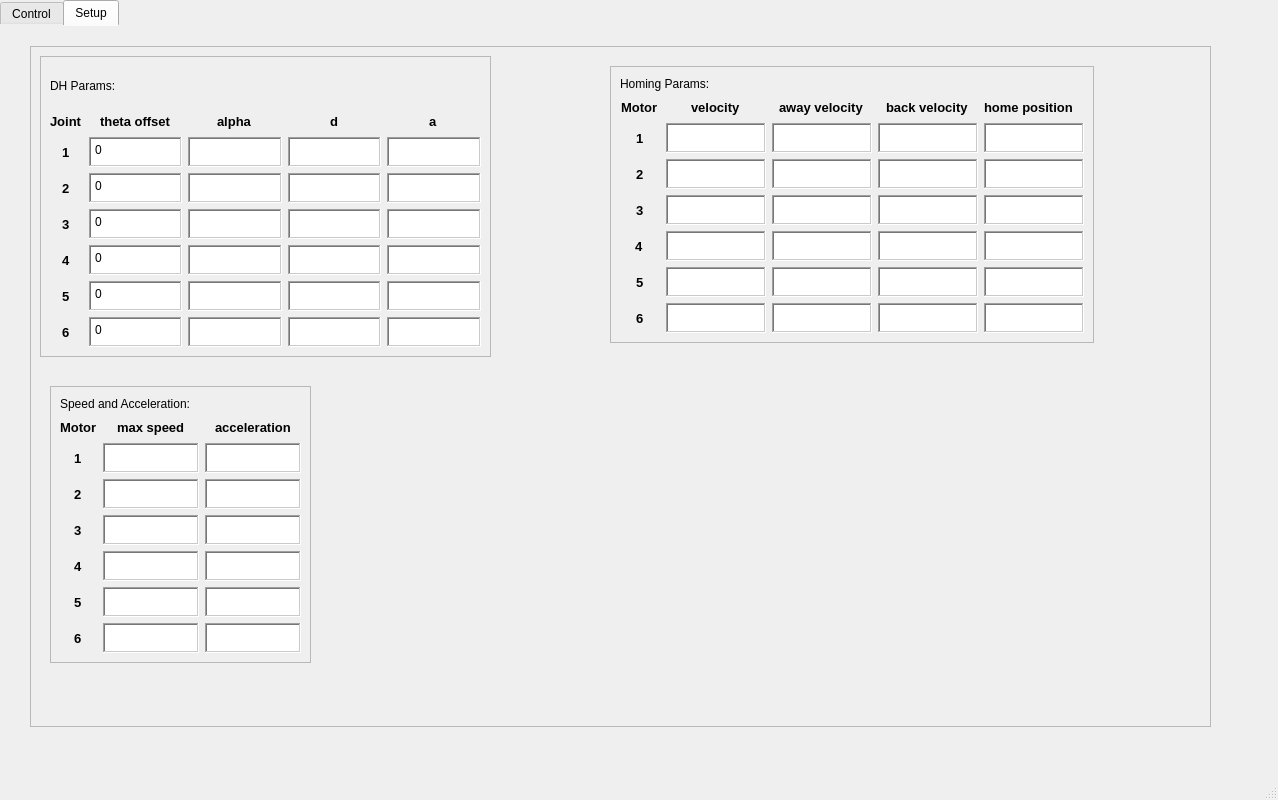
This is frontend/app/ui/main_window.ui in maxitech/ms6_r as Qt 5 draws it before an edit. The edited form follows.
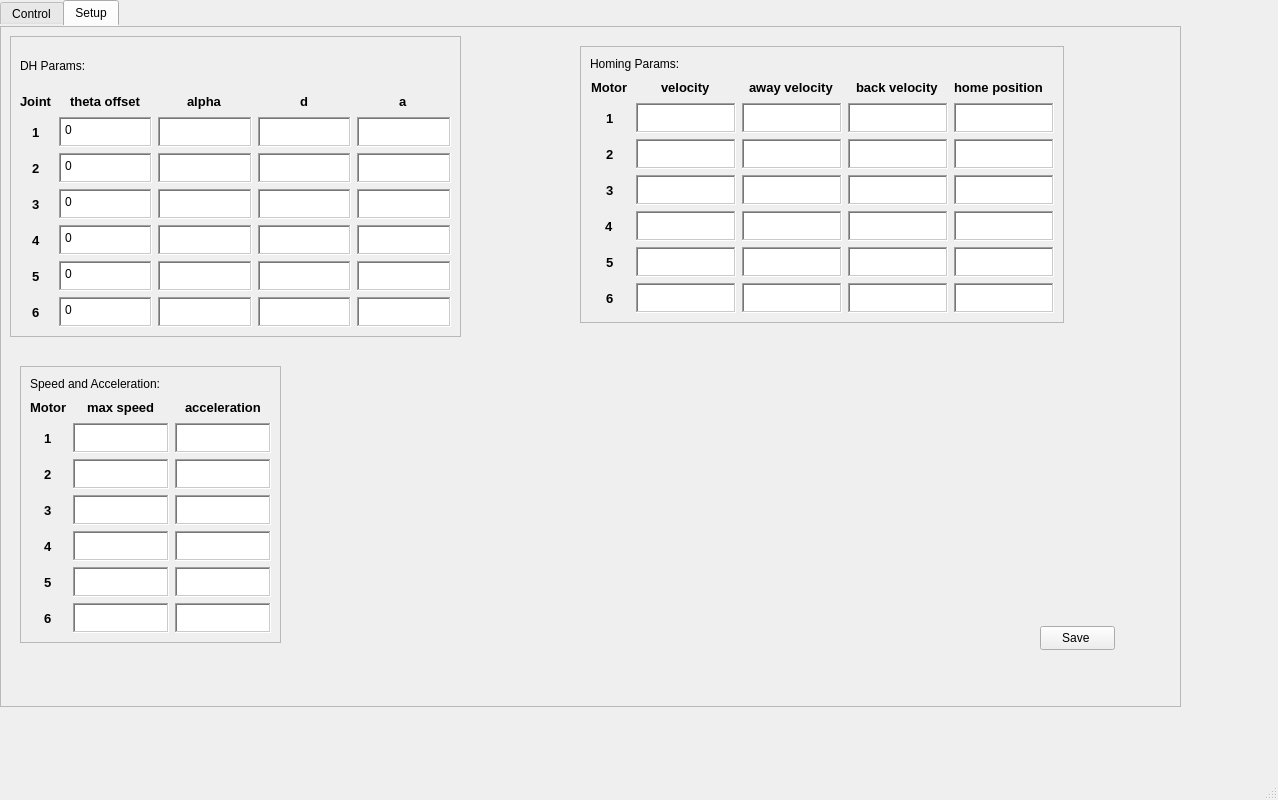
This is the edited form.

Commit message: refactor: Changed textEdit object name to not break the naming convention.

What changed in the file:
```diff
--- a/frontend/app/ui/main_window.ui
+++ b/frontend/app/ui/main_window.ui
@@ -2469,8 +2469,8 @@
        <widget class="QFrame" name="setup_container">
         <property name="geometry">
          <rect>
-          <x>30</x>
-          <y>20</y>
+          <x>0</x>
+          <y>0</y>
           <width>1181</width>
           <height>681</height>
          </rect>
@@ -4237,6 +4237,19 @@
           </item>
          </layout>
         </widget>
+        <widget class="QPushButton" name="setup_save_btn">
+         <property name="geometry">
+          <rect>
+           <x>1040</x>
+           <y>600</y>
+           <width>75</width>
+           <height>24</height>
+          </rect>
+         </property>
+         <property name="text">
+          <string>Save </string>
+         </property>
+        </widget>
        </widget>
       </widget>
      </widget>
```
Left out of the diff: 14 changed lines with no effect on the pictures. The commit also changes 1 other file.
